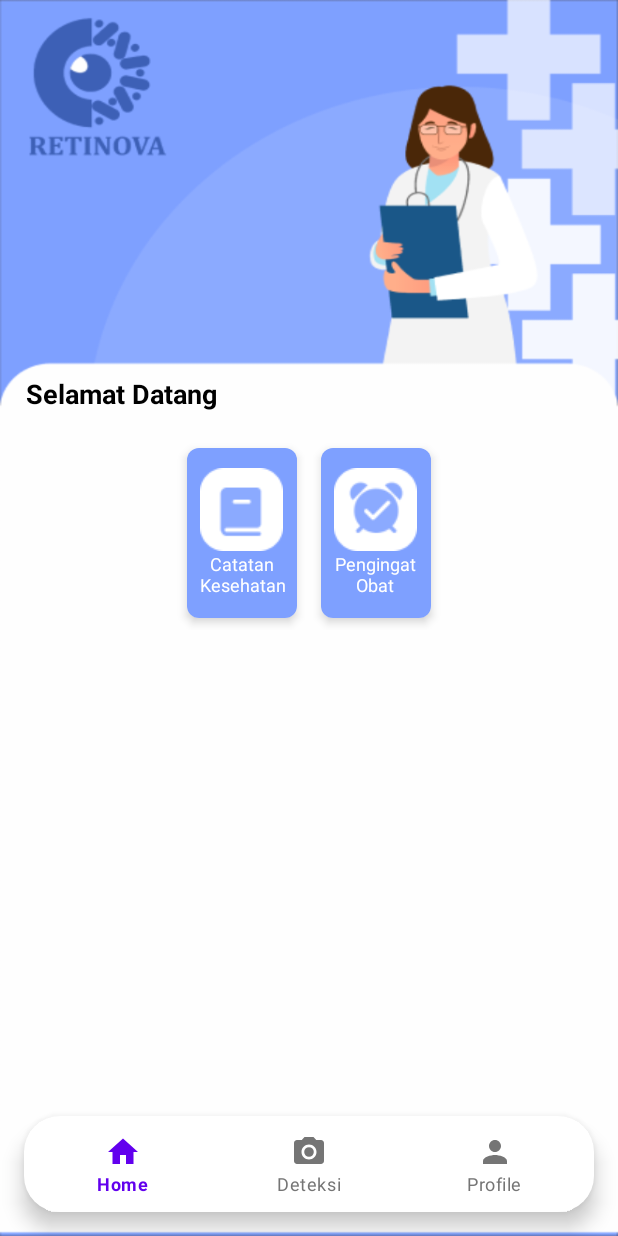
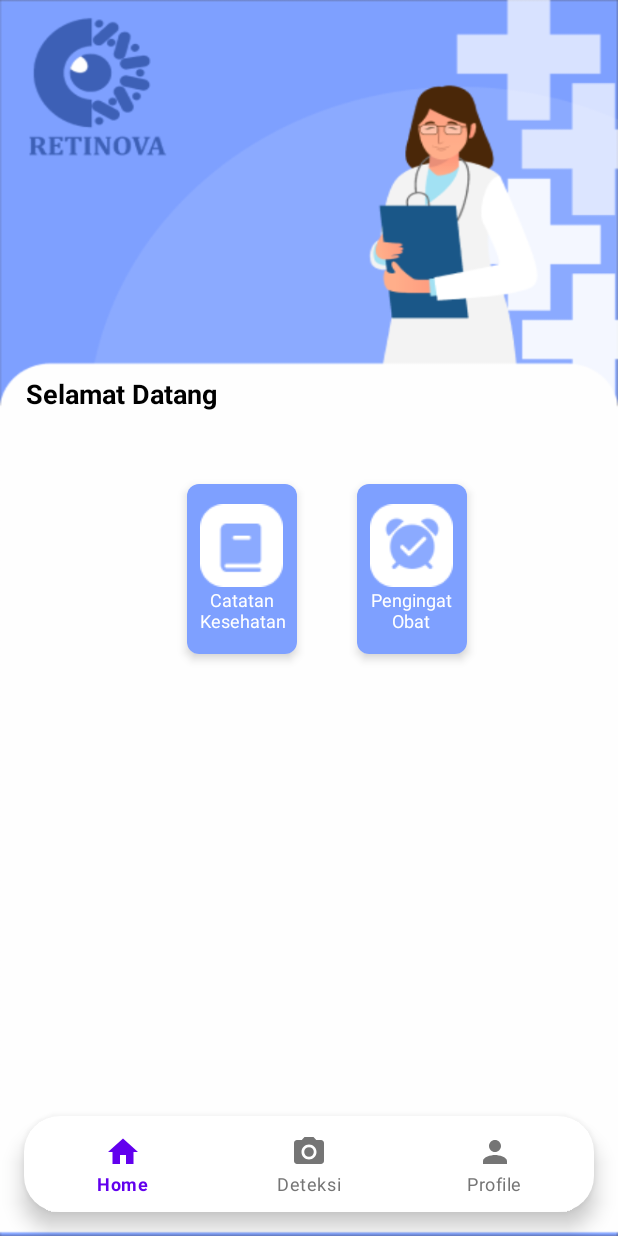
Before and after one commit to JriAri/Retinova_Capstone, an Android app: the HomeFragment screen opened directly, with no data from a screen before it, on a phone screen of 412 x 824 dp. Run offline under Robolectric (Android 15) with nearby library versions, the phone set to English and light mode, and no system bars.

Commit message:
Initial commit

```diff
--- a/app/src/main/java/com/dicoding/retinova/ui/profil/FaqActivity.kt
+++ b/app/src/main/java/com/dicoding/retinova/ui/profil/FaqActivity.kt
@@ -23,8 +23,8 @@ class FaqActivity : AppCompatActivity() {
     }
 
     private fun navigateBackToProfile() {
-        val intent = Intent(this, MainActivity::class.java)
-        intent.putExtra("navigate_to", "ProfileFragment")
+        val intent = Intent(this, ProfileFragment::class.java)
+        intent.putExtra("navigate_to", "ProfilFragment")
         startActivity(intent)
         finish()
     }
--- a/app/src/main/java/com/dicoding/retinova/ui/profil/HelpCenterActivity.kt
+++ b/app/src/main/java/com/dicoding/retinova/ui/profil/HelpCenterActivity.kt
@@ -21,7 +21,7 @@ class HelpCenterActivity : AppCompatActivity() {
 
     private fun navigateBackToProfile() {
         // Intent untuk kembali ke MainActivity ke fragment Profile
-        val intent = Intent(this, MainActivity::class.java)
+        val intent = Intent(this, ProfileFragment::class.java)
         intent.putExtra("navigate_to", "ProfileFragment") // Mengirim data navigasi
         startActivity(intent)
         finish() // Menutup NotesActivity
--- a/app/src/main/java/com/dicoding/retinova/ui/profil/PrivacyActivity.kt
+++ b/app/src/main/java/com/dicoding/retinova/ui/profil/PrivacyActivity.kt
@@ -24,7 +24,7 @@ class PrivacyActivity : AppCompatActivity() {
 
     private fun navigateBackToProfile() {
         // Intent untuk kembali ke MainActivity ke fragment Profile
-        val intent = Intent(this, MainActivity::class.java)
+        val intent = Intent(this, ProfileFragment::class.java)
         intent.putExtra("navigate_to", "ProfileFragment") // Mengirim data navigasi
         startActivity(intent)
         finish() // Menutup NotesActivity
--- a/app/src/main/res/layout/fragment_home.xml
+++ b/app/src/main/res/layout/fragment_home.xml
@@ -50,7 +50,7 @@
             android:layout_width="73dp"
             android:layout_height="113dp"
             android:layout_gravity="center"
-            android:layout_margin="8dp"
+            android:layout_margin="32dp"
             app:cardCornerRadius="8dp"
             app:cardElevation="4dp">
 
```
